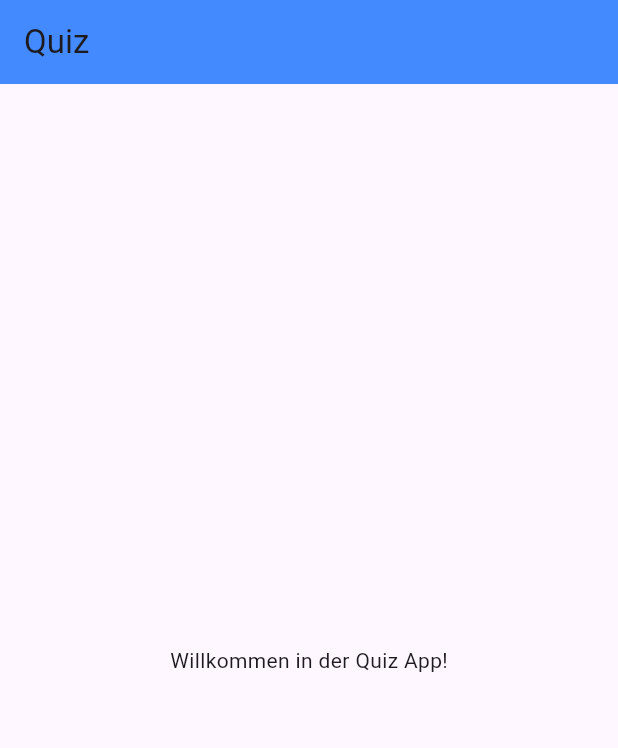
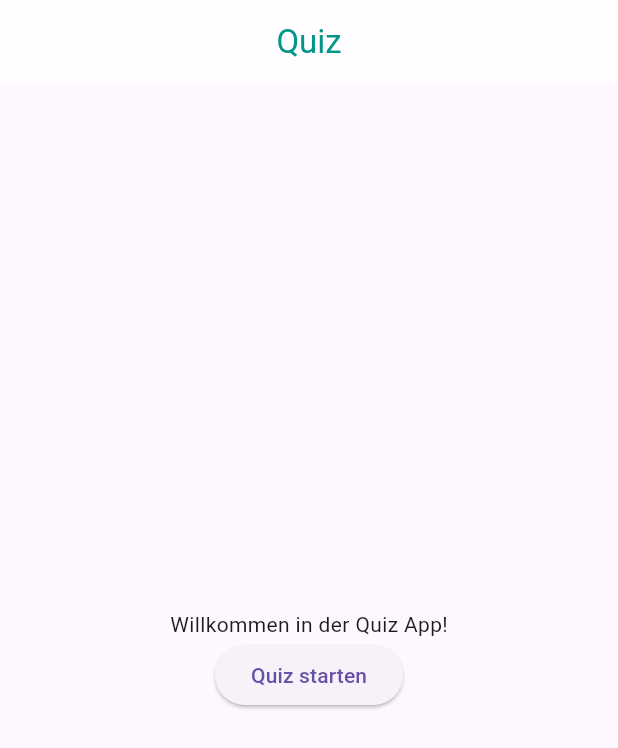
Before and after one commit to McLovynn/quizApp, a Flutter app: the screen it shows after launch, on a phone screen of 412 x 824 dp. Shown: the top 748 px of the screen. Run offline on Flutter 3.47's test engine with Material 3 defaults, Android fonts, the phone set to English and light mode, and no system bars.

Commit message:
Button hinzugefügt. auf onPressed gestellt und die Route zur nächsten Seite erstellt. QuizPage wurde erstellt.

```diff
--- a/quizapp/lib/main.dart
+++ b/quizapp/lib/main.dart
@@ -1,7 +1,15 @@
 import 'package:flutter/material.dart';
+import 'package:quizapp/quizPage.dart';
 
 void main() {
-  runApp(StartPage());
+  runApp(StartApp());
+}
+
+class StartApp extends StatelessWidget {
+  @override
+  Widget build(BuildContext context) {
+    return MaterialApp(home: StartPage());
+  }
 }
 
 class StartPage extends StatelessWidget {
@@ -9,18 +17,25 @@ class StartPage extends StatelessWidget {
 
   @override
   Widget build(BuildContext context) {
-    return MaterialApp(
-      theme: ThemeData(primaryColor: Colors.blueAccent,
-      appBarTheme: AppBarTheme(
-        color: Colors.blueAccent,
-      )),
+    return Scaffold(
+        appBar: AppBar(
+          centerTitle: true,
+            backgroundColor: Colors.white70,
+            title: Text("Quiz", style: TextStyle(color: Colors.teal))),
+        body: Center(
+            child: Column(
+          mainAxisAlignment: MainAxisAlignment.center,
+          children: [
+            Text("Willkommen in der Quiz App!"),
+            ElevatedButton(
+                onPressed: () {
+                  Navigator.push(context,
+                      MaterialPageRoute(builder: (context) => Quizpage()));
+                },
+                child: Text("Quiz starten"))
+          ],
+        )));
+  }
 
-      home: Scaffold(
-        appBar: AppBar(
-          title: Text("Quiz"),
-        ),
-        body: Center(child: Text("Willkommen in der Quiz App!")),
-      ),
-    );
-  }
+// void function1() {}
 }
--- /dev/null
+++ b/quizapp/lib/quizPage.dart
@@ -0,0 +1,9 @@
+import 'package:flutter/cupertino.dart';
+
+class Quizpage extends StatelessWidget {
+
+  @override
+  Widget build(BuildContext context) {
+    return Container();
+  }
+}
```
